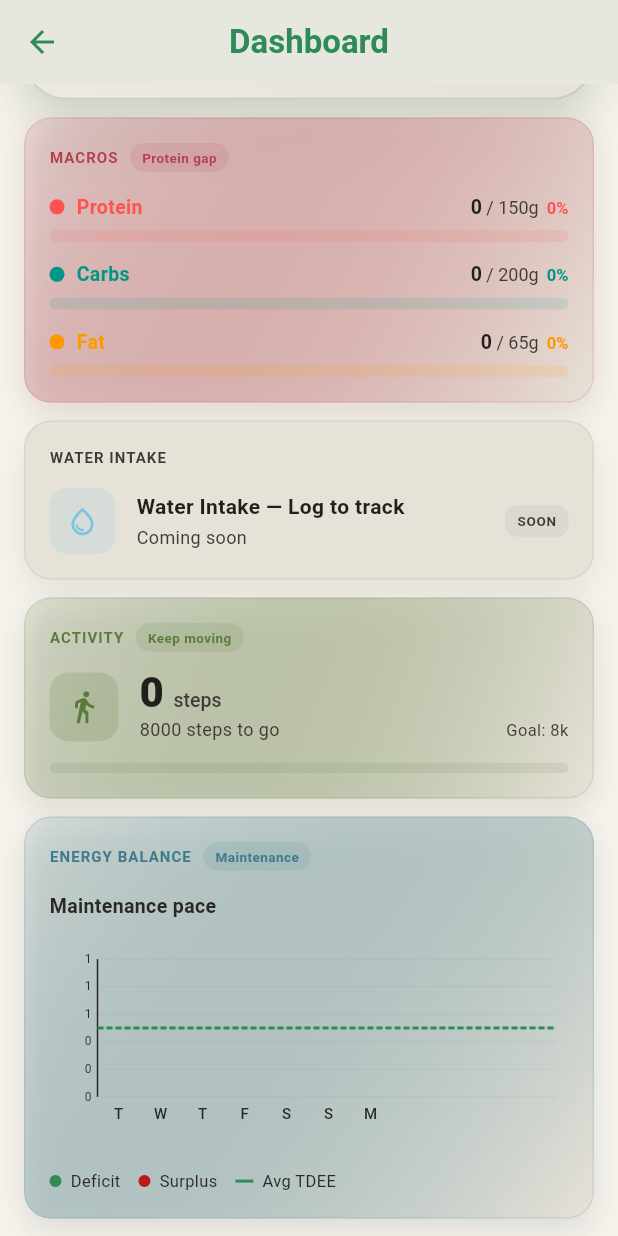
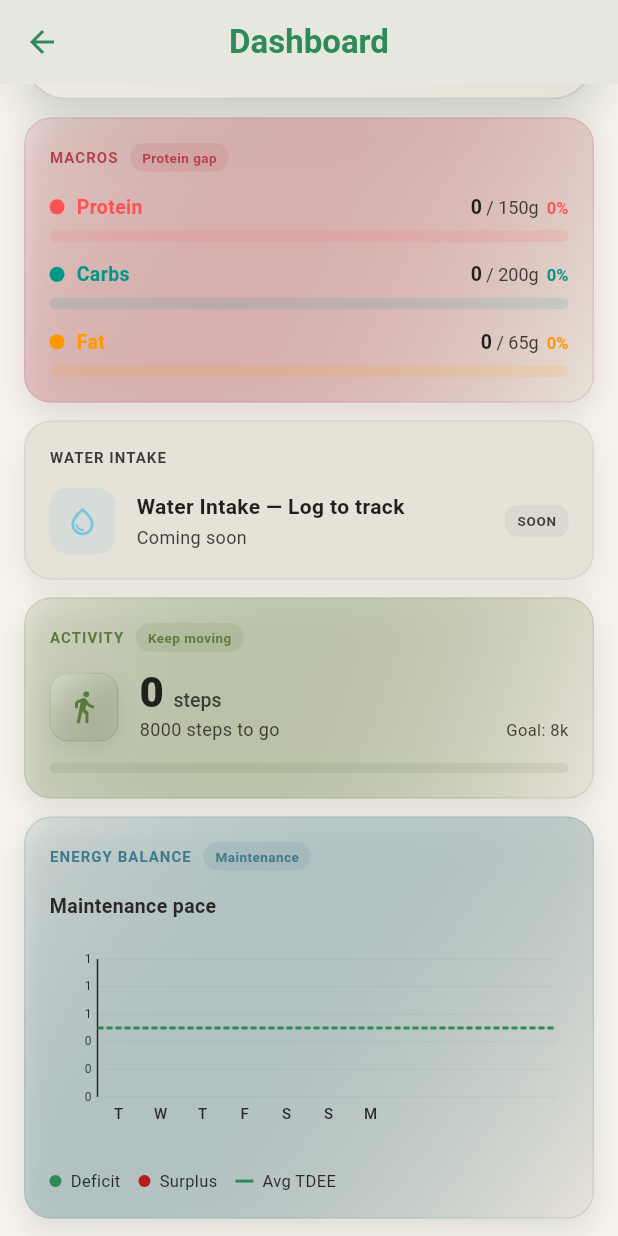
Before and after one commit to ramirezemmanuel411-ship-it/Metadash, a Flutter app: the DashboardScreen screen opened directly with empty values, scrolled down 576 dp, on a phone screen of 412 x 824 dp. Run offline on Flutter 3.47's test engine with Material 3 defaults, Android fonts, the phone set to English and light mode, and no system bars; our stand-ins replace camera, cloud_firestore, dio, equatable, firebase_analytics, firebase_auth and 12 more; missing offline and left inert: flutter_driver, health, mobile_scanner; accounts and stored records are empty; network calls fail.

Commit message:
Polish dashboard widgets: gradient icon tiles + pill progress bars
Give Steps and Water cards the shared _ConceptIconTile (gradient + soft shadow), and round remaining progress bars (Steps, Macros, Water) to the pill shape used across the dashboard.

Co-Authored-By: Claude Opus 4.8 <noreply@anthropic.com>

```diff
--- a/lib/features/dashboard/dashboard_screen.dart
+++ b/lib/features/dashboard/dashboard_screen.dart
@@ -1399,18 +1399,11 @@ class _StepsCard extends StatelessWidget {
         Row(
           crossAxisAlignment: CrossAxisAlignment.end,
           children: [
-            Container(
-              width: 46,
-              height: 46,
-              decoration: BoxDecoration(
-                color: tint.withValues(alpha: 0.18),
-                borderRadius: BorderRadius.circular(13),
-              ),
-              child: const Icon(
-                Icons.directions_walk_rounded,
-                size: 24,
-                color: tint,
-              ),
+            const _ConceptIconTile(
+              color: tint,
+              icon: Icons.directions_walk_rounded,
+              size: 46,
+              iconSize: 24,
             ),
             const SizedBox(width: 14),
             Column(
@@ -1460,7 +1453,7 @@ class _StepsCard extends StatelessWidget {
         ),
         const SizedBox(height: 14),
         ClipRRect(
-          borderRadius: BorderRadius.circular(6),
+          borderRadius: BorderRadius.circular(999),
           child: LinearProgressIndicator(
             value: progress,
             minHeight: 7,
@@ -2056,7 +2049,7 @@ class _MacroRow extends StatelessWidget {
         ),
         const SizedBox(height: 6),
         ClipRRect(
-          borderRadius: BorderRadius.circular(6),
+          borderRadius: BorderRadius.circular(999),
           child: LinearProgressIndicator(
             value: progress,
             minHeight: 8,
@@ -2087,10 +2080,11 @@ class _WaterIntakeCard extends StatelessWidget {
     final cups = (waterOz / 8).round();
     return Row(
       children: [
-        const Icon(
-          Icons.water_drop_rounded,
+        const _ConceptIconTile(
           color: Color(0xFF0EA5E9),
-          size: 28,
+          icon: Icons.water_drop_rounded,
+          size: 46,
+          iconSize: 24,
         ),
         const SizedBox(width: 14),
         Expanded(
@@ -2107,7 +2101,7 @@ class _WaterIntakeCard extends StatelessWidget {
               ),
               const SizedBox(height: 6),
               ClipRRect(
-                borderRadius: BorderRadius.circular(6),
+                borderRadius: BorderRadius.circular(999),
                 child: LinearProgressIndicator(
                   value: progress,
                   minHeight: 7,
```
